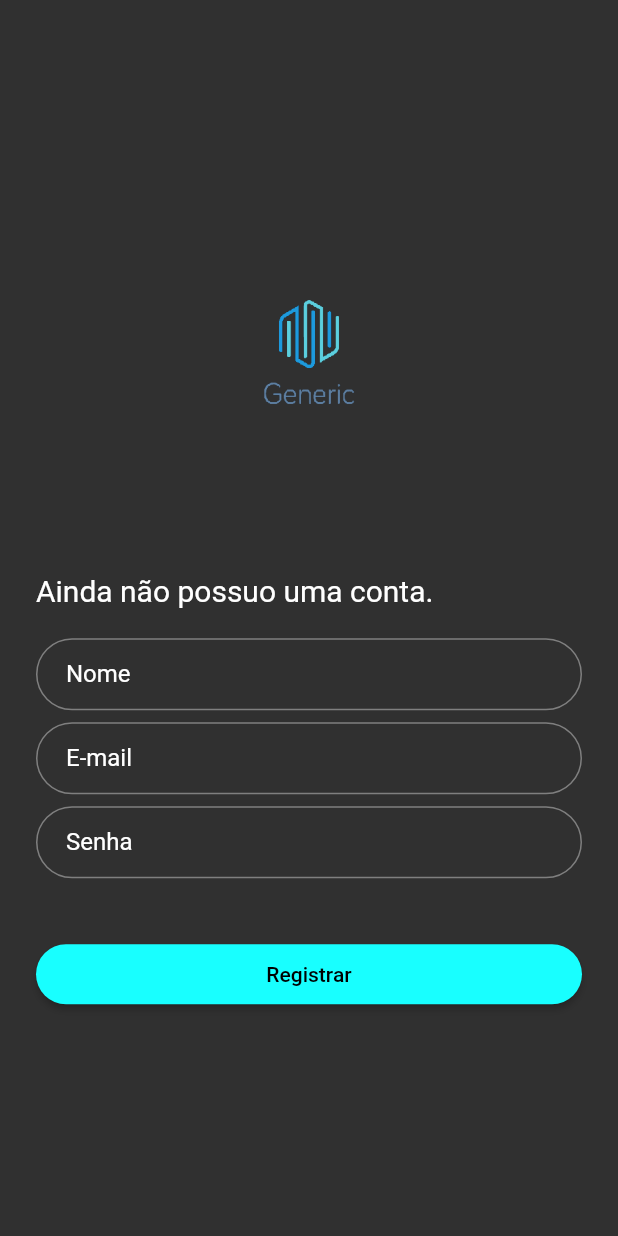
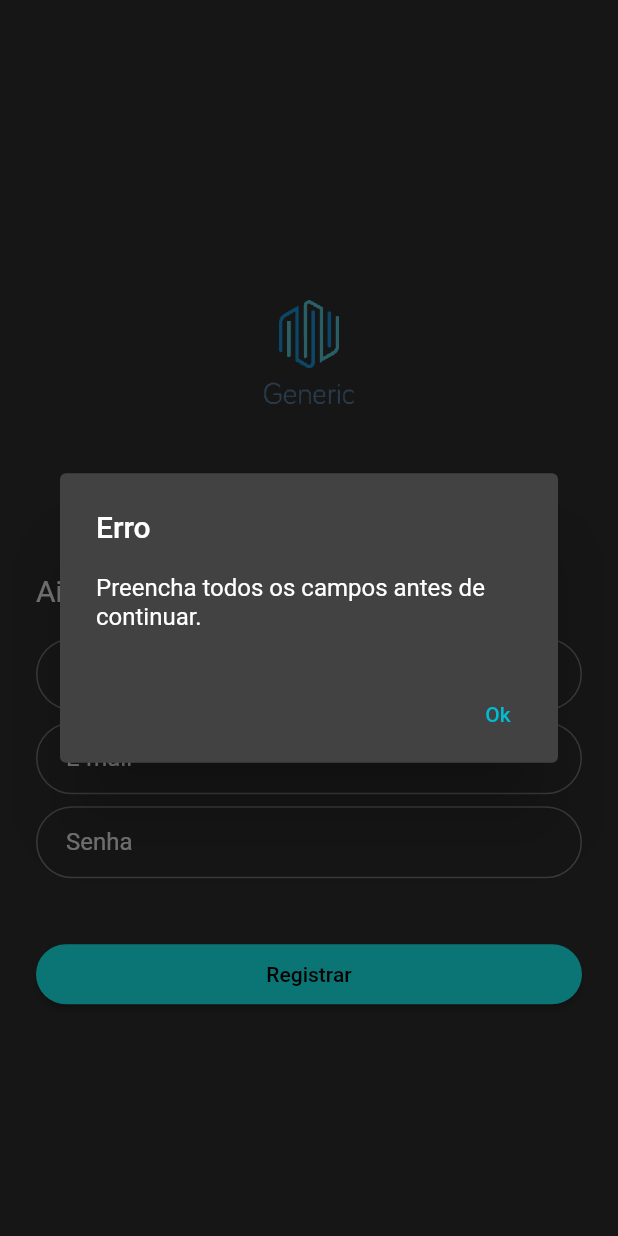
Before and after one commit to hcaeryks/loja, a Flutter app: the RegisterScreen screen opened directly with empty values, after a tap on "Registrar", on a phone screen of 412 x 824 dp. Run offline on Flutter 3.47's test engine with Material 2 defaults, Android fonts, the phone set to English and light mode, and no system bars; our stand-ins replace image_picker, sqflite; accounts and stored records are empty.

```diff
--- a/lib/main.dart
+++ b/lib/main.dart
@@ -135,8 +135,11 @@ class _MyHomePageState extends State<MyHomePage>
   }
 
   void _logOut() {
+    _pageController.animateToPage(0,
+        duration: const Duration(milliseconds: 500), curve: Curves.ease);
     setState(() {
       _loggedin = false;
+      _visible = false;
       _widgetOptionsL[0] = AnunciosScreen(
         loggedin: _loggedin,
         refresh: _refresh,
--- a/lib/telas/register.dart
+++ b/lib/telas/register.dart
@@ -72,8 +72,29 @@ class RegisterScreen extends StatelessWidget {
       padding: const EdgeInsets.symmetric(vertical: 16.0),
       child: ElevatedButton(
         onPressed: () {
-          register(name.controller!.text, email.controller!.text,
-              password.controller!.text);
+          if (name.controller!.text == "" ||
+              email.controller!.text == "" ||
+              password.controller!.text == "") {
+            showDialog(
+                context: context,
+                builder: (context) {
+                  return AlertDialog(
+                    title: const Text("Erro"),
+                    content: const Text(
+                        "Preencha todos os campos antes de continuar."),
+                    actions: [
+                      TextButton(
+                          onPressed: () {
+                            Navigator.pop(context);
+                          },
+                          child: const Text("Ok"))
+                    ],
+                  );
+                });
+          } else {
+            register(name.controller!.text, email.controller!.text,
+                password.controller!.text);
+          }
         },
         style: ElevatedButton.styleFrom(
           padding: const EdgeInsets.all(12),
```
Also changed, not shown: lib/telas/anuncios.dart (+55 -2 lines), lib/telas/login.dart (+20 -1 lines).
